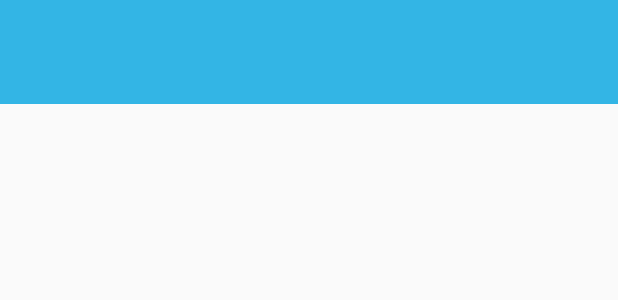
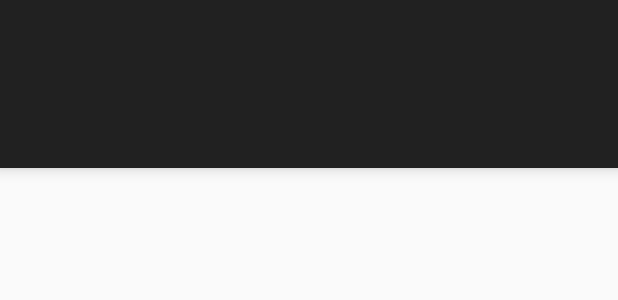
Before and after one commit to nitin-53/Campus-E-Board, an Android app: the layout teacher_activity.xml on its own in the app's theme, with its tools: preview values and no code run, on a phone screen of 412 x 824 dp. Shown: the top 300 px of the screen. Run offline under Robolectric (Android 15) with nearby library versions, the phone set to English and light mode, and no system bars.

Commit message:
Tabs n ViewPager

```diff
--- a/app/src/main/res/layout/teacher_activity.xml
+++ b/app/src/main/res/layout/teacher_activity.xml
@@ -1,18 +1,36 @@
-<android.support.v4.view.ViewPager
+<RelativeLayout
     xmlns:android="http://schemas.android.com/apk/res/android"
-    android:id="@+id/pagerTeacher"
+    xmlns:app="http://schemas.android.com/apk/res-auto"
+    xmlns:tools="http://schemas.android.com/tools"
+    android:id="@+id/teacher_viewPager"
     android:layout_width="match_parent"
     android:layout_height="match_parent">
 
-    <android.support.v4.view.PagerTitleStrip
-        android:id="@+id/pager_title_strip"
+    <android.support.v7.widget.Toolbar
+        android:id="@+id/toolbarTeacher"
         android:layout_width="match_parent"
         android:layout_height="wrap_content"
-        android:layout_gravity="top"
-        android:background="#33b5e5"
-        android:textColor="#fff"
-        android:paddingTop="20dp"
-        android:paddingBottom="20dp"
-        android:textAppearance="?android:attr/textAppearanceLarge"/>
+        android:layout_alignParentTop="true"
+        android:background="?attr/colorPrimary"
+        android:elevation="6dp"
+        android:minHeight="?attr/actionBarSize"
+        android:theme="@style/ThemeOverlay.AppCompat.Dark.ActionBar"
+        app:popupTheme="@style/ThemeOverlay.AppCompat.Light" />
 
-</android.support.v4.view.ViewPager>
+    <android.support.design.widget.TabLayout
+        android:id="@+id/tab_layoutTeacher"
+        android:layout_width="match_parent"
+        android:layout_height="wrap_content"
+        android:layout_below="@+id/toolbarTeacher"
+        android:background="?attr/colorPrimary"
+        android:elevation="6dp"
+        android:minHeight="?attr/actionBarSize"
+        android:theme="@style/ThemeOverlay.AppCompat.Dark.ActionBar" />
+
+    <android.support.v4.view.ViewPager
+        android:id="@+id/pagerTeacher"
+        android:layout_width="match_parent"
+        android:layout_height="fill_parent"
+        android:layout_below="@id/tab_layoutTeacher" />
+
+</RelativeLayout>
```
